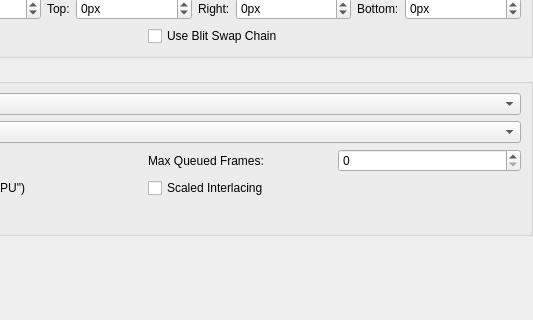
Before: the Qt Designer form src/duckstation-qt/graphicssettingswidget.ui in stenzek/duckstation, drawn with Qt 5; both pictures show x 243 to 776 and y 231 to 551 of the 776 by 551 pixel window.
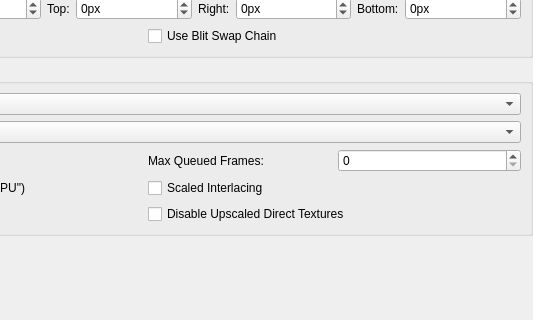
After: the same form once the commit is applied. The open tabs and pages were chosen to show the change. Icons and pictures are not drawn.

Commit message:
GPU: Add Disable Upscaled Direct Textures option
Needed for games like Fear Effect which use FMV/16-bit backgrounds.

Probably others, feel free to suggest/add them.

```diff
--- a/src/duckstation-qt/graphicssettingswidget.ui
+++ b/src/duckstation-qt/graphicssettingswidget.ui
@@ -607,6 +607,13 @@
               </property>
              </widget>
             </item>
+            <item row="2" column="1">
+             <widget class="QCheckBox" name="disableUpscaledDirectTextures">
+              <property name="text">
+               <string>Disable Upscaled Direct Textures</string>
+              </property>
+             </widget>
+            </item>
            </layout>
           </item>
          </layout>
```
The commit also changes 12 other files.
